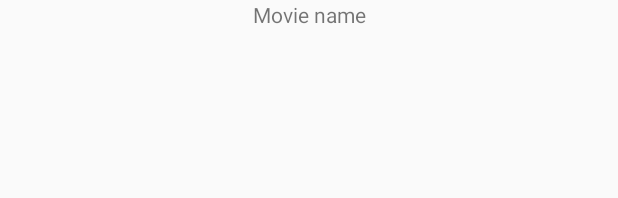
After one commit to AnupAmmanavar/MovieBrowsing, an Android app: the layout view_holder_movie_cell.xml on its own in the app's theme, with its tools: preview values and no code run, on a phone screen of 412 x 824 dp. The commit adds this screen. Shown: the top 198 px of the screen. Run offline under Robolectric (Android 15) with nearby library versions, the phone set to English and light mode, and no system bars; network calls fail.

Commit message:
rending the movies list using epoxy

```diff
--- /dev/null
+++ b/app/src/main/java/com/kinley/moviebrowsing/epoxy/package-info.java
@@ -0,0 +1,5 @@
+@EpoxyDataBindingPattern(rClass = R.class, layoutPrefix = "view_holder")
+package com.kinley.moviebrowsing.epoxy;
+
+import com.airbnb.epoxy.EpoxyDataBindingPattern;
+import com.kinley.moviebrowsing.R;
--- a/app/src/main/java/com/kinley/moviebrowsing/features/home/HomePageViewModel.kt
+++ b/app/src/main/java/com/kinley/moviebrowsing/features/home/HomePageViewModel.kt
@@ -16,8 +16,8 @@ class HomePageViewModel : ViewModel() {
 
   fun load() {
     viewModelScope.launch {
-      movies.postValue(repository.getTopRatedMovies().movies)
-      Log.d("movies", movies.toString())
+      movies.postValue(repository.getPopularMovies().movies)
+      Log.d("movies", movies.value.toString())
     }
   }
 }
--- /dev/null
+++ b/app/src/main/res/layout/view_holder_movie_cell.xml
@@ -0,0 +1,27 @@
+<?xml version="1.0" encoding="utf-8"?>
+<layout xmlns:tools="http://schemas.android.com/tools">
+
+    <data>
+
+        <variable
+            name="movieName"
+            type="String" />
+    </data>
+
+    <androidx.constraintlayout.widget.ConstraintLayout xmlns:android="http://schemas.android.com/apk/res/android"
+        xmlns:app="http://schemas.android.com/apk/res-auto"
+        android:layout_width="match_parent"
+        android:layout_height="wrap_content">
+
+        <TextView
+            android:id="@+id/tv_movie_name"
+            android:layout_width="wrap_content"
+            android:layout_height="wrap_content"
+            android:text="@{movieName}"
+            tools:text="Movie name"
+            app:layout_constraintBottom_toBottomOf="parent"
+            app:layout_constraintEnd_toEndOf="parent"
+            app:layout_constraintStart_toStartOf="parent"
+            app:layout_constraintTop_toTopOf="parent" />
+    </androidx.constraintlayout.widget.ConstraintLayout>
+</layout>
```
Also changed, not shown: app/build.gradle (+15 -0 lines), app/src/main/java/com/kinley/moviebrowsing/MainActivity.kt (+11 -1 lines), app/src/main/res/layout/activity_main.xml (+6 -9 lines).
